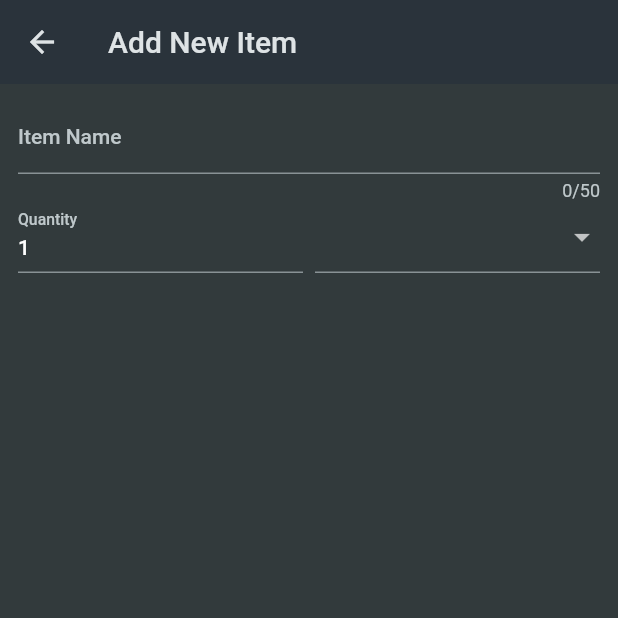
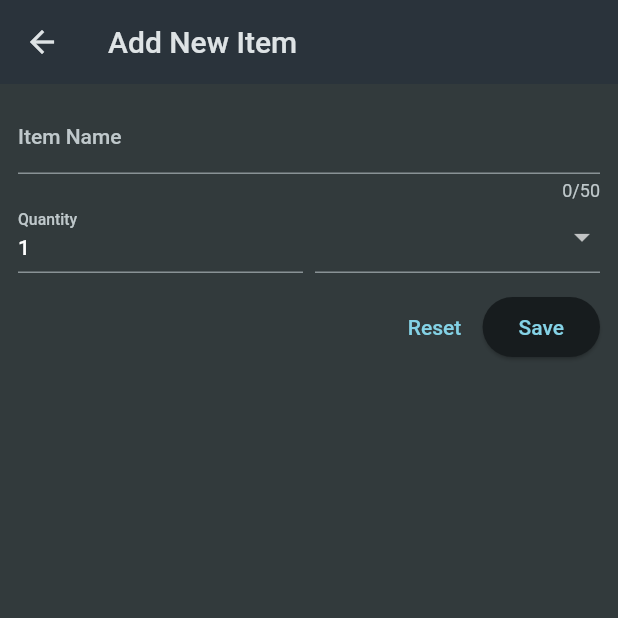
Before and after one commit to sophiagavrila/flutter_shopping_list, a Flutter app: the NewItem screen opened directly, on a phone screen of 412 x 824 dp, the top half of it. Run offline on Flutter 3.47's test engine with Material 2 defaults, Android fonts, the light colour scheme and no system bars; our stand-ins replace flutter_riverpod.

Commit message:
add validation, leveraging global form key

```diff
--- a/lib/widgets/new_item.dart
+++ b/lib/widgets/new_item.dart
@@ -11,6 +11,13 @@ class NewItem extends StatefulWidget {
 }
 
 class _NewItem extends State<NewItem> {
+  // GlobalKey is a special type of key that allows us to interact with the widget tree from anywhere in the widget tree.
+  final _formKey = GlobalKey<FormState>();
+
+  void _saveitem() {
+    _formKey.currentState!.validate();
+  }
+
   @override
   Widget build(BuildContext context) {
     return Scaffold(
@@ -20,6 +27,7 @@ class _NewItem extends State<NewItem> {
       body: Padding(
         padding: const EdgeInsets.all(12),
         child: Form(
+          key: _formKey,
           child: Column(children: [
             TextFormField(
               maxLength: 50,
@@ -27,7 +35,13 @@ class _NewItem extends State<NewItem> {
                 label: Text('Item Name'),
               ),
               validator: (value) {
-                return 'Demo...';
+                if (value == null ||
+                    value.isEmpty ||
+                    value.trim().length <= 1 ||
+                    value.trim().length > 50) {
+                  return 'Must be between 2 and 50 characters long.';
+                }
+                return null;
               },
             ),
             Row(
@@ -35,11 +49,20 @@ class _NewItem extends State<NewItem> {
               children: [
                 Expanded(
                   child: TextFormField(
-                    decoration: const InputDecoration(
-                      label: const Text('Quantity'),
-                    ),
-                    initialValue: '1',
-                  ),
+                      decoration: const InputDecoration(
+                        label: Text('Quantity'),
+                      ),
+                      keyboardType: TextInputType.number,
+                      initialValue: '1',
+                      validator: (value) {
+                        if (value == null ||
+                            value.isEmpty ||
+                            int.tryParse(value) == null ||
+                            int.tryParse(value)! <= 0) {
+                          return 'Must be a valid postive number.';
+                        }
+                        return null;
+                      }),
                 ),
                 const SizedBox(width: 8),
                 Expanded(
@@ -59,8 +82,18 @@ class _NewItem extends State<NewItem> {
                           ],
                         ),
                       ),
-                  ], onChanged: (value) {} ),
+                  ], onChanged: (value) {}),
                 )
+              ],
+            ),
+            const SizedBox(height: 12),
+            Row(
+              mainAxisAlignment: MainAxisAlignment.end,
+              children: [
+                TextButton(onPressed: () {
+                  _formKey.currentState!.reset();
+                }, child: const Text('Reset')),
+                ElevatedButton(onPressed: _saveitem, child: const Text('Save')),
               ],
             )
           ]),
```
